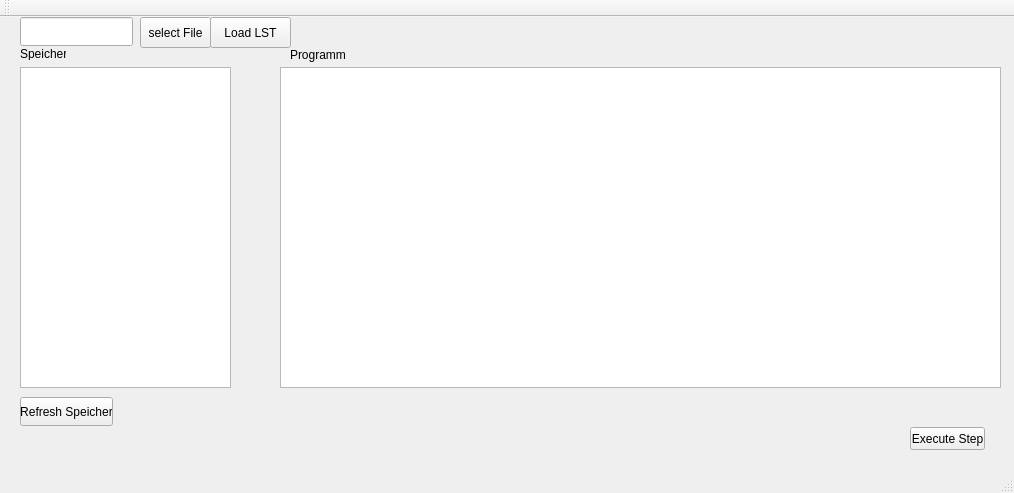
The window that PICSimu/mainwindow.ui (Benedikt1992/PICSimu) describes before a commit, drawn with Qt 5.
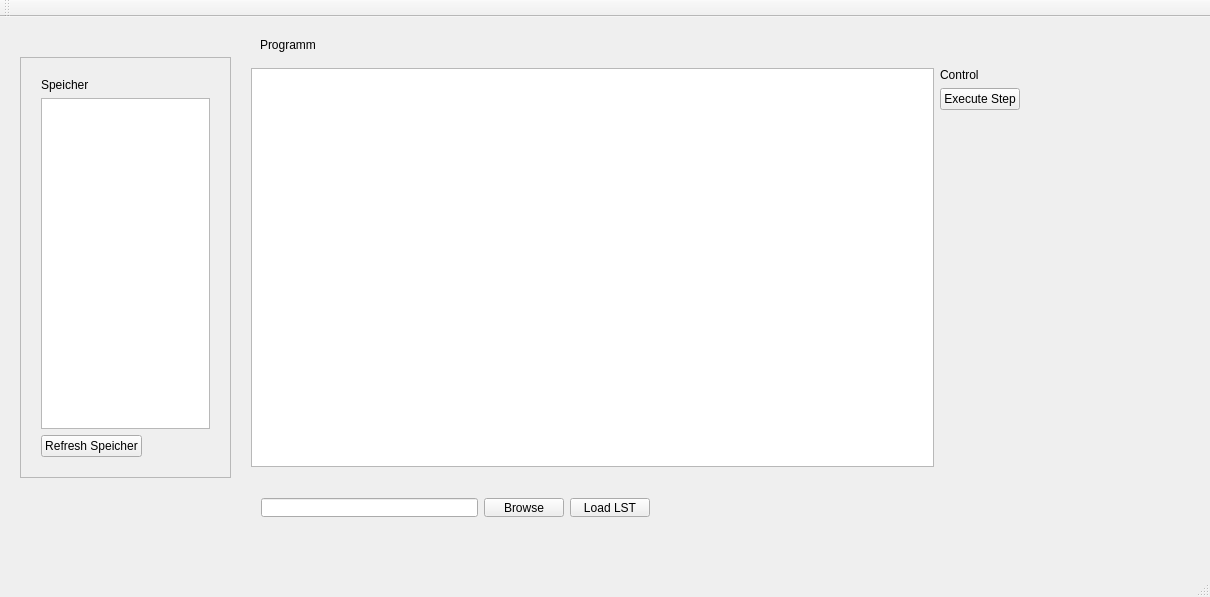
The same window after the commit.

Diff of the .ui file:
```diff
--- a/PICSimu/mainwindow.ui
+++ b/PICSimu/mainwindow.ui
@@ -6,145 +6,170 @@
    <rect>
     <x>0</x>
     <y>0</y>
-    <width>1014</width>
-    <height>493</height>
+    <width>1210</width>
+    <height>597</height>
    </rect>
   </property>
   <property name="windowTitle">
    <string>MainWindow</string>
   </property>
   <widget class="QWidget" name="centralWidget">
-   <widget class="QPushButton" name="pb_executeStep">
+   <widget class="QLabel" name="label_2">
     <property name="geometry">
      <rect>
-      <x>910</x>
-      <y>410</y>
-      <width>75</width>
-      <height>23</height>
+      <x>260</x>
+      <y>20</y>
+      <width>71</width>
+      <height>16</height>
      </rect>
     </property>
     <property name="text">
-     <string>Execute Step</string>
+     <string>Programm</string>
     </property>
    </widget>
-   <widget class="QScrollArea" name="scrollArea">
+   <widget class="QFrame" name="frame">
     <property name="geometry">
      <rect>
-      <x>630</x>
-      <y>150</y>
-      <width>221</width>
-      <height>181</height>
+      <x>20</x>
+      <y>40</y>
+      <width>211</width>
+      <height>421</height>
      </rect>
     </property>
-    <property name="widgetResizable">
-     <bool>true</bool>
+    <property name="frameShape">
+     <enum>QFrame::StyledPanel</enum>
     </property>
-    <widget class="QWidget" name="scrollAreaWidgetContents">
+    <property name="frameShadow">
+     <enum>QFrame::Raised</enum>
+    </property>
+    <widget class="QWidget" name="verticalLayoutWidget">
      <property name="geometry">
       <rect>
-       <x>0</x>
-       <y>0</y>
-       <width>219</width>
-       <height>179</height>
+       <x>10</x>
+       <y>10</y>
+       <width>191</width>
+       <height>401</height>
       </rect>
      </property>
+     <layout class="QVBoxLayout" name="verticalLayout">
+      <item>
+       <widget class="QLabel" name="label">
+        <property name="text">
+         <string>Speicher</string>
+        </property>
+       </widget>
+      </item>
+      <item>
+       <widget class="QTableWidget" name="tw_speicher"/>
+      </item>
+      <item>
+       <layout class="QHBoxLayout" name="horizontalLayout_2">
+        <item>
+         <widget class="QPushButton" name="refresh_speicher">
+          <property name="text">
+           <string>Refresh Speicher</string>
+          </property>
+         </widget>
+        </item>
+        <item>
+         <spacer name="horizontalSpacer">
+          <property name="orientation">
+           <enum>Qt::Horizontal</enum>
+          </property>
+          <property name="sizeHint" stdset="0">
+           <size>
+            <width>40</width>
+            <height>20</height>
+           </size>
+          </property>
+         </spacer>
+        </item>
+       </layout>
+      </item>
+     </layout>
     </widget>
    </widget>
-   <widget class="QLineEdit" name="le_filename">
+   <widget class="QWidget" name="horizontalLayoutWidget_2">
     <property name="geometry">
      <rect>
-      <x>20</x>
-      <y>0</y>
-      <width>113</width>
-      <height>29</height>
+      <x>250</x>
+      <y>470</y>
+      <width>411</width>
+      <height>41</height>
      </rect>
     </property>
+    <layout class="QHBoxLayout" name="horizontalLayout_3">
+     <item>
+      <widget class="QLineEdit" name="le_filename"/>
+     </item>
+     <item>
+      <widget class="QPushButton" name="selectFile_Button">
+       <property name="text">
+        <string>Browse</string>
+       </property>
+      </widget>
+     </item>
+     <item>
+      <widget class="QPushButton" name="pb_load">
+       <property name="text">
+        <string>Load LST</string>
+       </property>
+      </widget>
+     </item>
+    </layout>
    </widget>
-   <widget class="QPushButton" name="pb_load">
+   <widget class="QWidget" name="horizontalLayoutWidget_3">
     <property name="geometry">
      <rect>
-      <x>210</x>
-      <y>0</y>
-      <width>81</width>
-      <height>31</height>
+      <x>240</x>
+      <y>40</y>
+      <width>791</width>
+      <height>421</height>
      </rect>
     </property>
-    <property name="text">
-     <string>Load LST</string>
-    </property>
+    <layout class="QHBoxLayout" name="horizontalLayout_4">
+     <item>
+      <widget class="QListWidget" name="lw_lstFile"/>
+     </item>
+     <item>
+      <layout class="QVBoxLayout" name="verticalLayout_2">
+       <item>
+        <widget class="QLabel" name="label_3">
+         <property name="text">
+          <string>Control</string>
+         </property>
+        </widget>
+       </item>
+       <item>
+        <widget class="QPushButton" name="pb_executeStep">
+         <property name="text">
+          <string>Execute Step</string>
+         </property>
+        </widget>
+       </item>
+       <item>
+        <spacer name="verticalSpacer">
+         <property name="orientation">
+          <enum>Qt::Vertical</enum>
+         </property>
+         <property name="sizeHint" stdset="0">
+          <size>
+           <width>20</width>
+           <height>40</height>
+          </size>
+         </property>
+        </spacer>
+       </item>
+      </layout>
+     </item>
+    </layout>
    </widget>
-   <widget class="QListWidget" name="lw_lstFile">
-    <property name="geometry">
-     <rect>
-      <x>280</x>
-      <y>50</y>
-      <width>721</width>
-      <height>321</height>
-     </rect>
-    </property>
-   </widget>
-   <widget class="QPushButton" name="selectFile_Button">
-    <property name="geometry">
-     <rect>
-      <x>140</x>
-      <y>0</y>
-      <width>71</width>
-      <height>31</height>
-     </rect>
-    </property>
-    <property name="text">
-     <string>select File</string>
-    </property>
-   </widget>
-   <widget class="QTableWidget" name="tw_speicher">
-    <property name="geometry">
-     <rect>
-      <x>20</x>
-      <y>50</y>
-      <width>211</width>
-      <height>321</height>
-     </rect>
-    </property>
-   </widget>
-   <widget class="QPushButton" name="refresh_speicher">
-    <property name="geometry">
-     <rect>
-      <x>20</x>
-      <y>380</y>
-      <width>93</width>
-      <height>29</height>
-     </rect>
-    </property>
-    <property name="text">
-     <string>Refresh Speicher</string>
-    </property>
-   </widget>
-   <widget class="QLabel" name="label">
-    <property name="geometry">
-     <rect>
-      <x>20</x>
-      <y>30</y>
-      <width>46</width>
-      <height>13</height>
-     </rect>
-    </property>
-    <property name="text">
-     <string>Speicher</string>
-    </property>
-   </widget>
-   <widget class="QLabel" name="label_2">
-    <property name="geometry">
-     <rect>
-      <x>290</x>
-      <y>30</y>
-      <width>71</width>
-      <height>16</height>
-     </rect>
-    </property>
-    <property name="text">
-     <string>Programm</string>
-    </property>
-   </widget>
+   <zorder>label_2</zorder>
+   <zorder>frame</zorder>
+   <zorder>horizontalLayoutWidget_2</zorder>
+   <zorder>horizontalLayoutWidget_3</zorder>
+   <zorder>lw_lstFile</zorder>
+   <zorder>lw_lstFile</zorder>
   </widget>
   <widget class="QMenuBar" name="menuBar">
    <property name="geometry">
```
Left out of the diff: 4 changed lines with no effect on the pictures.
